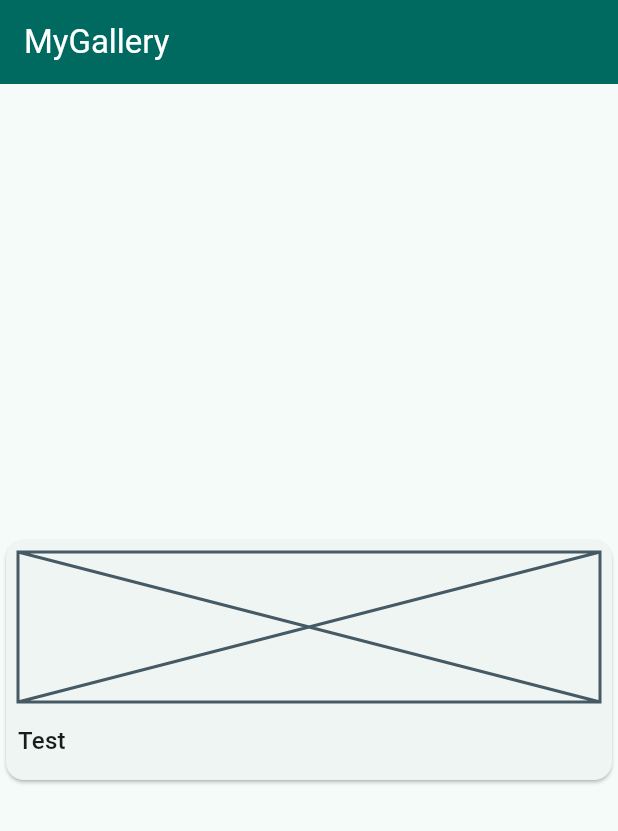
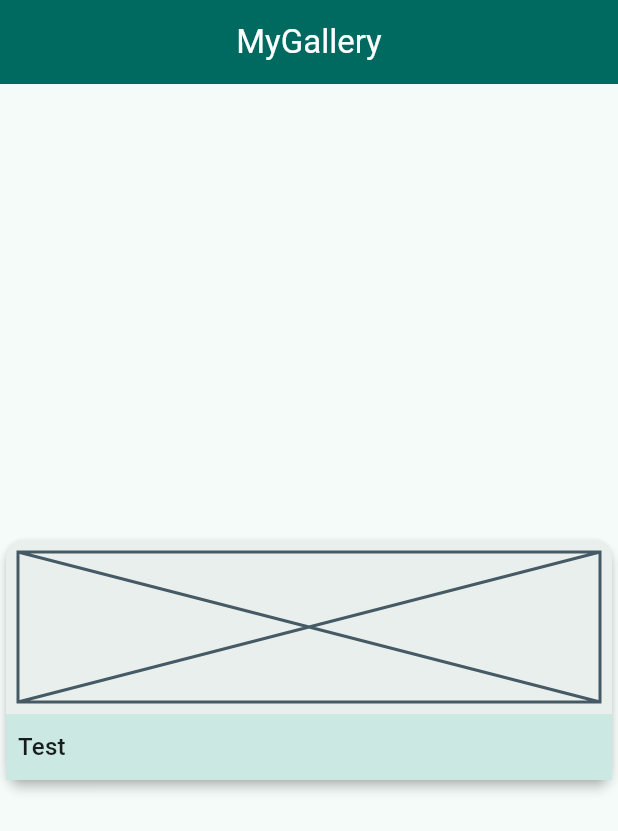
Before and after one commit to JLangbein/my_gallery, a Flutter app: the screen it shows after launch, on a phone screen of 412 x 824 dp. Shown: the top 831 px of the screen. Run offline on Flutter 3.47's test engine with Material 3 defaults, Android fonts, the phone set to English and light mode, and no system bars.

Commit message:
some ImageGalleryCard styling

```diff
--- a/lib/gallery_screen.dart
+++ b/lib/gallery_screen.dart
@@ -8,6 +8,7 @@ class GalleryScreen extends StatelessWidget {
   Widget build(BuildContext context) {
     return Scaffold(
       appBar: AppBar(
+        centerTitle: true,
         automaticallyImplyLeading: true,
         title: Text(
           'MyGallery',
@@ -17,9 +18,7 @@ class GalleryScreen extends StatelessWidget {
         ),
         backgroundColor: Theme.of(context).colorScheme.primary,
       ),
-      body: Center(
-        child: ImageGalleryCard(),
-      ),
+      body: Center(child: ImageGalleryCard()),
     );
   }
 }
--- a/lib/image_gallery_card.dart
+++ b/lib/image_gallery_card.dart
@@ -1,24 +1,28 @@
 import 'package:flutter/material.dart';
 
 class ImageGalleryCard extends StatelessWidget {
-  const ImageGalleryCard({
-    super.key,
-  });
+  const ImageGalleryCard({super.key});
 
   @override
   Widget build(BuildContext context) {
     return Card(
+      color: Theme.of(context).colorScheme.surfaceContainer,
+      elevation: 3.0,
       child: SizedBox(
         height: 160.0,
-        child: Padding(
-          padding: const EdgeInsets.all(8.0),
         child: Column(
           mainAxisSize: MainAxisSize.min,
           mainAxisAlignment: MainAxisAlignment.start,
-            spacing: 8.0,
           children: [
-              Placeholder(fallbackWidth: 100.0, fallbackHeight: 100.0),
+            Padding(
+              padding: const EdgeInsets.all(8.0),
+              child: Placeholder(fallbackWidth: 100.0, fallbackHeight: 100.0),
+            ),
             Expanded(
+              child: Container(
+                color: Theme.of(context).colorScheme.secondaryContainer,
+                child: Padding(
+                  padding: const EdgeInsets.all(8.0),
                   child: Row(
                     crossAxisAlignment: CrossAxisAlignment.center,
                     children: [
@@ -29,8 +33,9 @@ class ImageGalleryCard extends StatelessWidget {
                     ],
                   ),
                 ),
+              ),
+            ),
           ],
-          ),
         ),
       ),
     );
```
Lines whose indentation alone changed are shown as unchanged.
